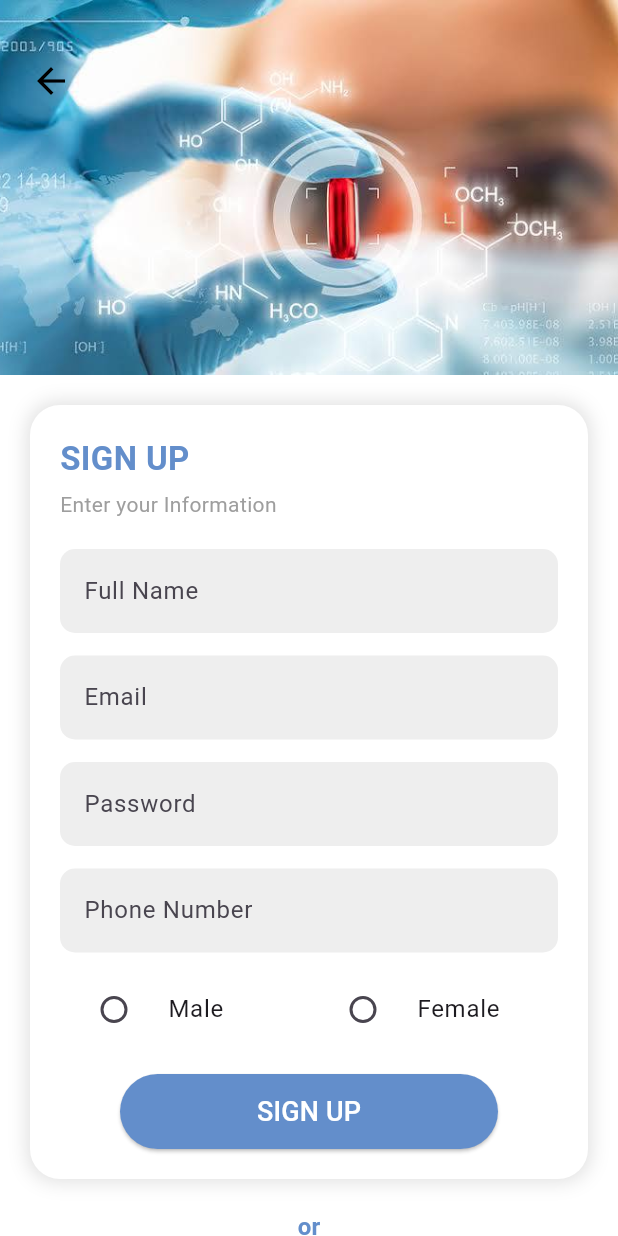
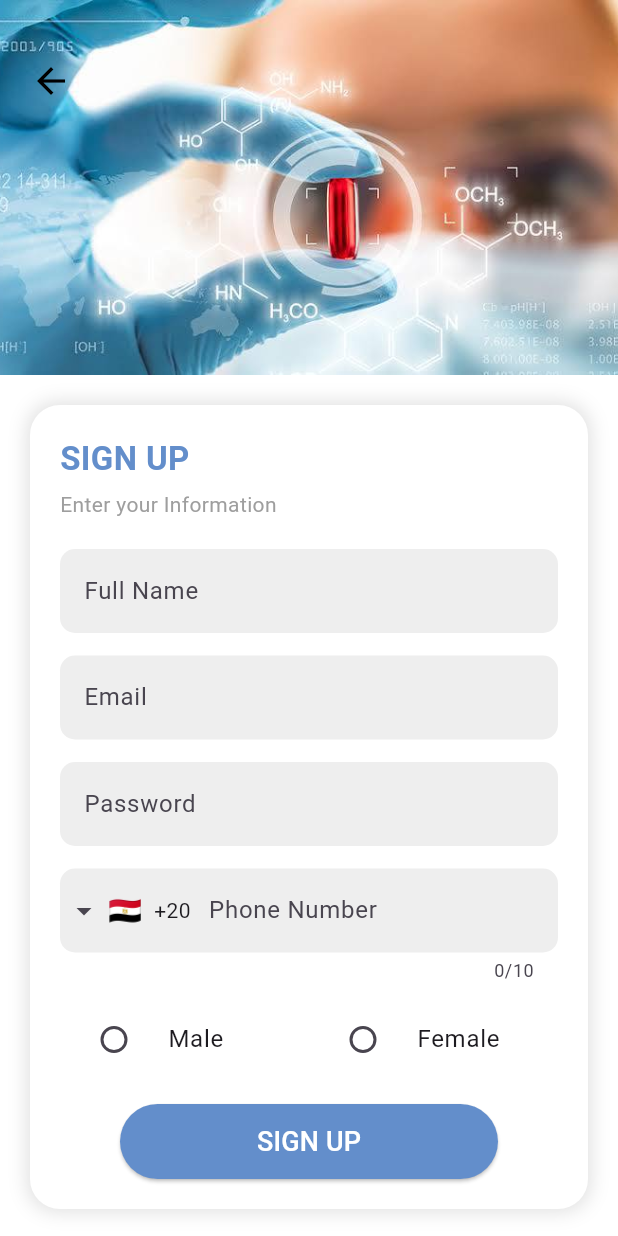
Before and after one commit to Nadaafawzy/graduation_project, a Flutter app: the SignupScreen screen opened by its route, on a phone screen of 412 x 824 dp. Run offline on Flutter 3.47's test engine with Material 3 defaults, Android fonts, the phone set to English and light mode, and no system bars; drawn by our look-alikes of intl_phone_field; our stand-ins replace awesome_dialog, font_awesome_flutter; Roboto replaces fonts that are missing (Montserrat).

```diff
--- a/lib/screens/patient/signup_screen.dart
+++ b/lib/screens/patient/signup_screen.dart
@@ -1,5 +1,6 @@
 import 'package:flutter/material.dart';
 import 'package:font_awesome_flutter/font_awesome_flutter.dart';
+import 'package:intl_phone_field/intl_phone_field.dart';
 import '../../widget/custom_button.dart';
 import '../../widget/custom_text_form_field.dart';
 import 'login_screen.dart';
@@ -49,7 +50,11 @@ class _SignupScreenState extends State<SignupScreen> {
                   Positioned(
                     top: 40,
                     left: 20,
-                    child: Icon(Icons.arrow_back, color: Colors.black, size: 28),
+                    child: InkWell(
+                      onTap: () {
+                        Navigator.pop(context);
+                      },
+                        child: Icon(Icons.arrow_back, color: Colors.black, size: 28)),
                   ),
                 ],
               ),
@@ -131,16 +136,19 @@ class _SignupScreenState extends State<SignupScreen> {
 
                       SizedBox(height: 15),
 
-                      // Password Field
-                      CustomTextField(
-                        label: "Phone Number",
-                        controller: phoneController,
-                        isPassword: false,
-                        validator: (value) {
-                          if (value == null || value.isEmpty) {
-                            return "Please enter your phone";
-                          }
-                          return null;
+                      IntlPhoneField(
+                        decoration: InputDecoration(
+                          labelText: 'Phone Number',
+                          filled: true,
+                          fillColor: Colors.grey[200],
+                          border: OutlineInputBorder(
+                            borderRadius: BorderRadius.circular(10),
+                            borderSide: BorderSide.none,
+                          ),
+                        ),
+                        initialCountryCode: 'EG',
+                        onChanged: (phone) {
+                          print(phone.completeNumber);
                         },
                       ),
 
--- a/lib/screens/selection_screen.dart
+++ b/lib/screens/selection_screen.dart
@@ -24,7 +24,7 @@ class SelectionScreen extends StatelessWidget {
 
 
             Text(
-              "Continue As",
+              "Sign As",
               style: TextStyle(fontSize: 22, fontWeight: FontWeight.bold),
             ),
 
--- a/pubspec.yaml
+++ b/pubspec.yaml
@@ -35,6 +35,8 @@ dependencies:
   # Use with the CupertinoIcons class for iOS style icons.
   cupertino_icons: ^1.0.8
   font_awesome_flutter: ^10.8.0
+  intl_phone_field: ^3.2.0
+  awesome_dialog: ^3.2.1
 
 dev_dependencies:
   flutter_test:
```
Also changed, not shown: lib/screens/patient/login_screen.dart (+24 -4 lines), pubspec.lock, 5 other files.
